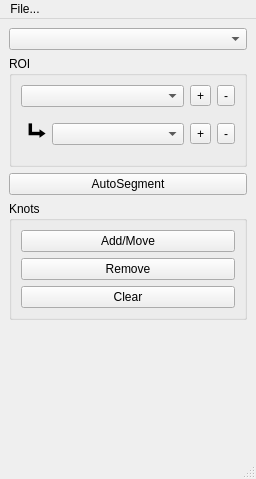
Qt form ui/toolbox.ui (dafne-imaging/dafne) before a commit.
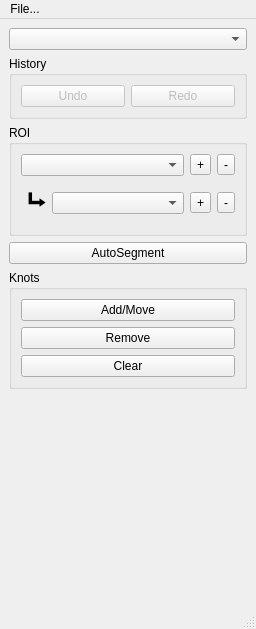
The same form after that commit.

Commit message: Changed internal ROI representation; history.

```diff
--- a/ui/toolbox.ui
+++ b/ui/toolbox.ui
@@ -7,7 +7,7 @@
     <x>0</x>
     <y>0</y>
     <width>256</width>
-    <height>479</height>
+    <height>629</height>
    </rect>
   </property>
   <property name="windowTitle">
@@ -18,6 +18,35 @@
     <item>
      <widget class="QComboBox" name="classification_combo"/>
     </item>
+    <item>
+     <widget class="QGroupBox" name="groupBox">
+      <property name="title">
+       <string>History</string>
+      </property>
+      <layout class="QHBoxLayout" name="horizontalLayout_3">
+       <item>
+        <widget class="QPushButton" name="undoButton">
+         <property name="enabled">
+          <bool>false</bool>
+         </property>
+         <property name="text">
+          <string>Undo</string>
+         </property>
+        </widget>
+       </item>
+       <item>
+        <widget class="QPushButton" name="redoButton">
+         <property name="enabled">
+          <bool>false</bool>
+         </property>
+         <property name="text">
+          <string>Redo</string>
+         </property>
+        </widget>
+       </item>
+      </layout>
+     </widget>
+    </item>
     <item>
      <widget class="QGroupBox" name="ROI_group">
       <property name="sizePolicy">
```
The commit also changes 4 other files.
